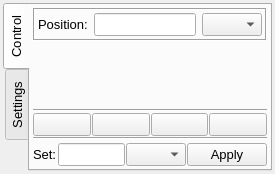
First picture: the form in LoggingTool_Manager/Widgets/distance_meter_widget.ui, repository Osechkin/LoggingTool_Manager3, before the edit.
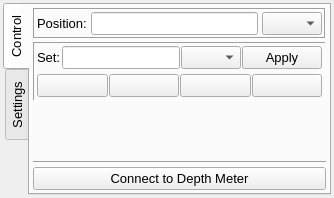
Second picture: the form after the edit.

Commit message: Distance Meter : phase 3

Patch:
```diff
--- a/LoggingTool_Manager/Widgets/distance_meter_widget.ui
+++ b/LoggingTool_Manager/Widgets/distance_meter_widget.ui
@@ -6,14 +6,14 @@
    <rect>
     <x>0</x>
     <y>0</y>
-    <width>275</width>
-    <height>174</height>
+    <width>334</width>
+    <height>198</height>
    </rect>
   </property>
   <property name="windowTitle">
    <string>Form</string>
   </property>
-  <layout class="QGridLayout" name="gridLayout_5">
+  <layout class="QGridLayout" name="gridLayout_6">
    <property name="leftMargin">
     <number>3</number>
    </property>
@@ -43,7 +43,7 @@
       <attribute name="title">
        <string>Control</string>
       </attribute>
-      <layout class="QGridLayout" name="gridLayout_3">
+      <layout class="QGridLayout" name="gridLayout_5">
        <property name="leftMargin">
         <number>3</number>
        </property>
@@ -59,205 +59,24 @@
        <property name="verticalSpacing">
         <number>3</number>
        </property>
-       <item row="3" column="0" colspan="2">
-        <layout class="QHBoxLayout" name="horizontalLayout">
-         <property name="spacing">
-          <number>1</number>
+       <item row="4" column="0">
+        <widget class="QPushButton" name="pbtConnect">
+         <property name="text">
+          <string>Connect to Depth Meter</string>
          </property>
-         <item>
-          <widget class="QLabel" name="lblSetPosition">
-           <property name="font">
-            <font>
-             <pointsize>10</pointsize>
-            </font>
-           </property>
-           <property name="text">
-            <string>Set:</string>
-           </property>
-          </widget>
-         </item>
-         <item>
-          <widget class="QLineEdit" name="ledSetDistance">
-           <property name="minimumSize">
-            <size>
-             <width>60</width>
-             <height>0</height>
-            </size>
-           </property>
-           <property name="maximumSize">
-            <size>
-             <width>16777215</width>
-             <height>16777215</height>
-            </size>
-           </property>
-           <property name="font">
-            <font>
-             <pointsize>10</pointsize>
-            </font>
-           </property>
-           <property name="alignment">
-            <set>Qt::AlignRight|Qt::AlignTrailing|Qt::AlignVCenter</set>
-           </property>
-           <property name="readOnly">
-            <bool>false</bool>
-           </property>
-          </widget>
-         </item>
-         <item>
-          <widget class="QComboBox" name="cboxSetDistance">
-           <property name="maximumSize">
-            <size>
-             <width>60</width>
-             <height>16777215</height>
-            </size>
-           </property>
-           <property name="font">
-            <font>
-             <pointsize>10</pointsize>
-            </font>
-           </property>
-          </widget>
-         </item>
-         <item>
-          <widget class="QPushButton" name="pbtSet">
-           <property name="minimumSize">
-            <size>
-             <width>0</width>
-             <height>0</height>
-            </size>
-           </property>
-           <property name="font">
-            <font>
-             <pointsize>10</pointsize>
-            </font>
-           </property>
-           <property name="text">
-            <string>Apply</string>
-           </property>
-           <property name="checkable">
-            <bool>true</bool>
-           </property>
-          </widget>
-         </item>
-        </layout>
+         <property name="checkable">
+          <bool>true</bool>
+         </property>
+        </widget>
        </item>
-       <item row="2" column="0" colspan="2">
-        <layout class="QVBoxLayout" name="verticalLayout">
-         <property name="spacing">
-          <number>1</number>
+       <item row="3" column="0">
+        <widget class="Line" name="line_4">
+         <property name="orientation">
+          <enum>Qt::Horizontal</enum>
          </property>
-         <item>
-          <widget class="Line" name="line">
-           <property name="orientation">
-            <enum>Qt::Horizontal</enum>
-           </property>
-          </widget>
-         </item>
-         <item>
-          <layout class="QHBoxLayout" name="horizontalLayout_4">
-           <property name="spacing">
-            <number>1</number>
-           </property>
-           <item>
-            <widget class="QPushButton" name="pbtBegin">
-             <property name="minimumSize">
-              <size>
-               <width>0</width>
-               <height>0</height>
-              </size>
-             </property>
-             <property name="text">
-              <string/>
-             </property>
-             <property name="iconSize">
-              <size>
-               <width>24</width>
-               <height>24</height>
-              </size>
-             </property>
-             <property name="checkable">
-              <bool>true</bool>
-             </property>
-            </widget>
-           </item>
-           <item>
-            <widget class="QPushButton" name="pbtBack">
-             <property name="minimumSize">
-              <size>
-               <width>0</width>
-               <height>0</height>
-              </size>
-             </property>
-             <property name="text">
-              <string/>
-             </property>
-             <property name="iconSize">
-              <size>
-               <width>24</width>
-               <height>24</height>
-              </size>
-             </property>
-             <property name="checkable">
-              <bool>true</bool>
-             </property>
-            </widget>
-           </item>
-           <item>
-            <widget class="QPushButton" name="pbtForward">
-             <property name="minimumSize">
-              <size>
-               <width>0</width>
-               <height>0</height>
-              </size>
-             </property>
-             <property name="text">
-              <string/>
-             </property>
-             <property name="iconSize">
-              <size>
-               <width>24</width>
-               <height>24</height>
-              </size>
-             </property>
-             <property name="checkable">
-              <bool>true</bool>
-             </property>
-            </widget>
-           </item>
-           <item>
-            <widget class="QPushButton" name="pbtEnd">
-             <property name="minimumSize">
-              <size>
-               <width>0</width>
-               <height>0</height>
-              </size>
-             </property>
-             <property name="text">
-              <string/>
-             </property>
-             <property name="iconSize">
-              <size>
-               <width>24</width>
-               <height>24</height>
-              </size>
-             </property>
-             <property name="checkable">
-              <bool>true</bool>
-             </property>
-            </widget>
-           </item>
-          </layout>
-         </item>
-         <item>
-          <widget class="Line" name="line_3">
-           <property name="orientation">
-            <enum>Qt::Horizontal</enum>
-           </property>
-          </widget>
-         </item>
-        </layout>
+        </widget>
        </item>
-       <item row="0" column="0" colspan="2">
+       <item row="0" column="0">
         <widget class="QFrame" name="frame">
          <property name="frameShape">
           <enum>QFrame::Box</enum>
@@ -265,19 +84,34 @@
          <property name="frameShadow">
           <enum>QFrame::Sunken</enum>
          </property>
-         <layout class="QGridLayout" name="gridLayout_6">
+         <layout class="QGridLayout" name="gridLayout_2">
           <property name="leftMargin">
-           <number>3</number>
+           <number>2</number>
           </property>
           <property name="topMargin">
-           <number>3</number>
+           <number>2</number>
           </property>
           <property name="rightMargin">
-           <number>3</number>
+           <number>2</number>
           </property>
           <property name="bottomMargin">
-           <number>3</number>
+           <number>2</number>
           </property>
+          <property name="spacing">
+           <number>4</number>
+          </property>
+          <item row="0" column="0">
+           <widget class="QLabel" name="lblPosition">
+            <property name="font">
+             <font>
+              <pointsize>10</pointsize>
+             </font>
+            </property>
+            <property name="text">
+             <string>Position:</string>
+            </property>
+           </widget>
+          </item>
           <item row="0" column="1">
            <widget class="QLineEdit" name="ledDistance">
             <property name="minimumSize">
@@ -322,22 +156,214 @@
             </property>
            </widget>
           </item>
-          <item row="0" column="0">
-           <widget class="QLabel" name="lblPosition">
-            <property name="font">
-             <font>
-              <pointsize>10</pointsize>
-             </font>
-            </property>
-            <property name="text">
-             <string>Position:</string>
-            </property>
-           </widget>
-          </item>
          </layout>
         </widget>
        </item>
        <item row="1" column="0">
+        <widget class="QFrame" name="frame_2">
+         <property name="frameShape">
+          <enum>QFrame::Panel</enum>
+         </property>
+         <property name="frameShadow">
+          <enum>QFrame::Sunken</enum>
+         </property>
+         <layout class="QGridLayout" name="gridLayout_3">
+          <property name="leftMargin">
+           <number>3</number>
+          </property>
+          <property name="topMargin">
+           <number>3</number>
+          </property>
+          <property name="rightMargin">
+           <number>3</number>
+          </property>
+          <property name="bottomMargin">
+           <number>3</number>
+          </property>
+          <property name="verticalSpacing">
+           <number>5</number>
+          </property>
+          <item row="1" column="0">
+           <layout class="QHBoxLayout" name="horizontalLayout_4">
+            <property name="spacing">
+             <number>1</number>
+            </property>
+            <item>
+             <widget class="QPushButton" name="pbtBegin">
+              <property name="minimumSize">
+               <size>
+                <width>0</width>
+                <height>0</height>
+               </size>
+              </property>
+              <property name="text">
+               <string/>
+              </property>
+              <property name="iconSize">
+               <size>
+                <width>24</width>
+                <height>24</height>
+               </size>
+              </property>
+              <property name="checkable">
+               <bool>true</bool>
+              </property>
+             </widget>
+            </item>
+            <item>
+             <widget class="QPushButton" name="pbtBack">
+              <property name="minimumSize">
+               <size>
+                <width>0</width>
+                <height>0</height>
+               </size>
+              </property>
+              <property name="text">
+               <string/>
+              </property>
+              <property name="iconSize">
+               <size>
+                <width>24</width>
+                <height>24</height>
+               </size>
+              </property>
+              <property name="checkable">
+               <bool>true</bool>
+              </property>
+             </widget>
+            </item>
+            <item>
+             <widget class="QPushButton" name="pbtForward">
+              <property name="minimumSize">
+               <size>
+                <width>0</width>
+                <height>0</height>
+               </size>
+              </property>
+              <property name="text">
+               <string/>
+              </property>
+              <property name="iconSize">
+               <size>
+                <width>24</width>
+                <height>24</height>
+               </size>
+              </property>
+              <property name="checkable">
+               <bool>true</bool>
+              </property>
+             </widget>
+            </item>
+            <item>
+             <widget class="QPushButton" name="pbtEnd">
+              <property name="minimumSize">
+               <size>
+                <width>0</width>
+                <height>0</height>
+               </size>
+              </property>
+              <property name="text">
+               <string/>
+              </property>
+              <property name="iconSize">
+               <size>
+                <width>24</width>
+                <height>24</height>
+               </size>
+              </property>
+              <property name="checkable">
+               <bool>true</bool>
+              </property>
+             </widget>
+            </item>
+           </layout>
+          </item>
+          <item row="0" column="0">
+           <layout class="QHBoxLayout" name="horizontalLayout">
+            <property name="spacing">
+             <number>1</number>
+            </property>
+            <item>
+             <widget class="QLabel" name="lblSetPosition">
+              <property name="font">
+               <font>
+                <pointsize>10</pointsize>
+               </font>
+              </property>
+              <property name="text">
+               <string>Set:</string>
+              </property>
+             </widget>
+            </item>
+            <item>
+             <widget class="QLineEdit" name="ledSetDistance">
+              <property name="minimumSize">
+               <size>
+                <width>60</width>
+                <height>0</height>
+               </size>
+              </property>
+              <property name="maximumSize">
+               <size>
+                <width>16777215</width>
+                <height>16777215</height>
+               </size>
+              </property>
+              <property name="font">
+               <font>
+                <pointsize>10</pointsize>
+               </font>
+              </property>
+              <property name="alignment">
+               <set>Qt::AlignRight|Qt::AlignTrailing|Qt::AlignVCenter</set>
+              </property>
+              <property name="readOnly">
+               <bool>false</bool>
+              </property>
+             </widget>
+            </item>
+            <item>
+             <widget class="QComboBox" name="cboxSetDistance">
+              <property name="maximumSize">
+               <size>
+                <width>60</width>
+                <height>16777215</height>
+               </size>
+              </property>
+              <property name="font">
+               <font>
+                <pointsize>10</pointsize>
+               </font>
+              </property>
+             </widget>
+            </item>
+            <item>
+             <widget class="QPushButton" name="pbtSet">
+              <property name="minimumSize">
+               <size>
+                <width>0</width>
+                <height>0</height>
+               </size>
+              </property>
+              <property name="font">
+               <font>
+                <pointsize>10</pointsize>
+               </font>
+              </property>
+              <property name="text">
+               <string>Apply</string>
+              </property>
+              <property name="checkable">
+               <bool>true</bool>
+              </property>
+             </widget>
+            </item>
+           </layout>
+          </item>
+         </layout>
+        </widget>
+       </item>
+       <item row="2" column="0">
         <spacer name="verticalSpacer">
          <property name="orientation">
           <enum>Qt::Vertical</enum>
```
The commit also changes 2 other files.
